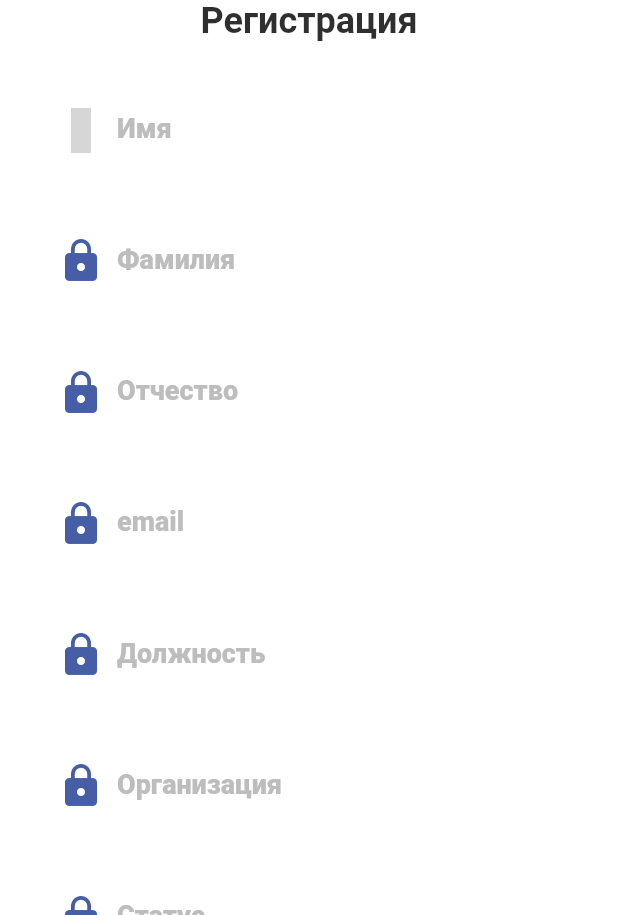
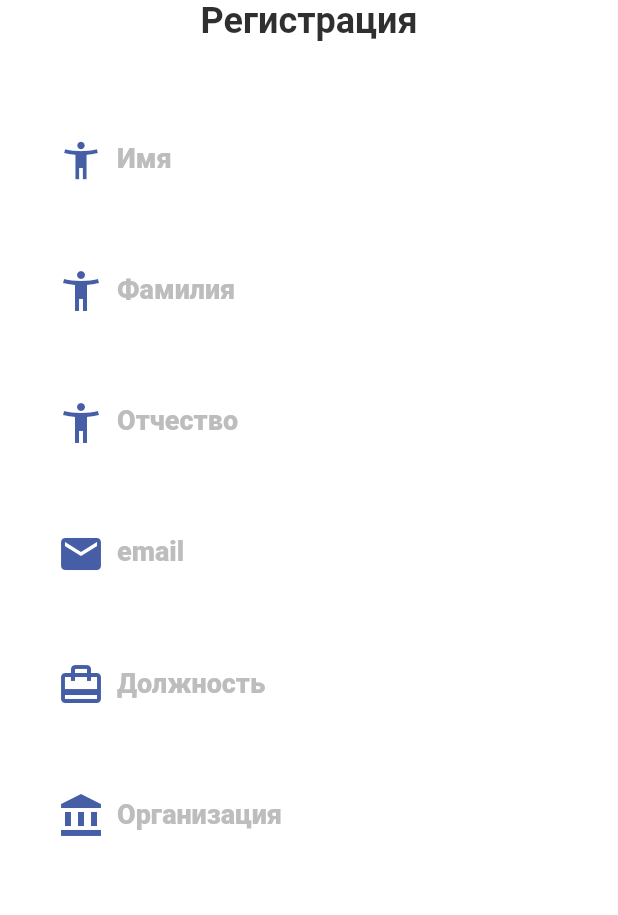
Before and after one commit to NastyaZiss/meet, a Flutter app: the screen it shows after launch, on a phone screen of 412 x 824 dp, the part 321-1236 px from its top. Run offline on Flutter 3.47's test engine with Material 2 defaults, Android fonts, the phone set to English and light mode, and no system bars; our stand-ins replace get; grey boxes are pictures that could not be loaded.

Commit message:
Сделала регистрация дизайн

```diff
--- a/lib/screen/registr_screen.dart
+++ b/lib/screen/registr_screen.dart
@@ -44,6 +44,7 @@ class _RegistrScreenState extends State<RegistrScreen> {
                       SizedBox(height: 46,),
                       Center(child: ImageIcon(logo_registr, size: 90,color:AppColors.blue)),
                       Text("Регистрация",style: AppStyleText.textStyle_1,),
+                      SizedBox(height: 20,),
                       Container(
                         child: Column(
                           children: [
@@ -61,7 +62,7 @@ class _RegistrScreenState extends State<RegistrScreen> {
                                         ),
                                         decoration: InputDecoration(
                                           border: InputBorder.none,
-                                          prefixIcon: Icon(Icons.accesi,color: AppColors.blue,size: 30,),
+                                          prefixIcon: Icon(Icons.accessibility_new,color: AppColors.blue,size: 30,),
                                           labelText: "Имя",
                                           labelStyle: TextStyle(
                                             fontSize: 18,
@@ -82,7 +83,7 @@ class _RegistrScreenState extends State<RegistrScreen> {
                                         ),
                                         decoration: InputDecoration(
                                           border: InputBorder.none,
-                                          prefixIcon: Icon(Icons.lock,color: AppColors.blue,size: 32,),
+                                          prefixIcon: Icon(Icons.accessibility_new,color: AppColors.blue,size: 32,),
                                           labelText: "Фамилия",
                                           labelStyle: TextStyle(
                                             fontSize: 18,
@@ -103,7 +104,7 @@ class _RegistrScreenState extends State<RegistrScreen> {
                                         ),
                                         decoration: InputDecoration(
                                           border: InputBorder.none,
-                                          prefixIcon: Icon(Icons.lock,color: AppColors.blue,size: 32,),
+                                          prefixIcon: Icon(Icons.accessibility_new,color: AppColors.blue,size: 32,),
                                           labelText: "Отчество",
                                           labelStyle: TextStyle(
                                             fontSize: 18,
@@ -124,7 +125,7 @@ class _RegistrScreenState extends State<RegistrScreen> {
                                         ),
                                         decoration: InputDecoration(
                                           border: InputBorder.none,
-                                          prefixIcon: Icon(Icons.lock,color: AppColors.blue,size: 32,),
+                                          prefixIcon: Icon(Icons.email,color: AppColors.blue,size: 32,),
                                           labelText: "email",
                                           labelStyle: TextStyle(
                                             fontSize: 18,
@@ -145,7 +146,7 @@ class _RegistrScreenState extends State<RegistrScreen> {
                                         ),
                                         decoration: InputDecoration(
                                           border: InputBorder.none,
-                                          prefixIcon: Icon(Icons.lock,color: AppColors.blue,size: 32,),
+                                          prefixIcon: Icon(Icons.card_travel,color: AppColors.blue,size: 32,),
                                           labelText: "Должность",
                                           labelStyle: TextStyle(
                                             fontSize: 18,
@@ -166,7 +167,7 @@ class _RegistrScreenState extends State<RegistrScreen> {
                                         ),
                                         decoration: InputDecoration(
                                           border: InputBorder.none,
-                                          prefixIcon: Icon(Icons.lock,color: AppColors.blue,size: 32,),
+                                          prefixIcon: Icon(Icons.account_balance,color: AppColors.blue,size: 32,),
                                           labelText: "Организация",
                                           labelStyle: TextStyle(
                                             fontSize: 18,
@@ -187,7 +188,7 @@ class _RegistrScreenState extends State<RegistrScreen> {
                                         ),
                                         decoration: InputDecoration(
                                           border: InputBorder.none,
-                                          prefixIcon: Icon(Icons.lock,color: AppColors.blue,size: 32,),
+                                          prefixIcon: Icon(Icons.person_outline,color: AppColors.blue,size: 32,),
                                           labelText: "Статус",
                                           labelStyle: TextStyle(
                                             fontSize: 18,
@@ -218,6 +219,7 @@ class _RegistrScreenState extends State<RegistrScreen> {
                                         ),
                                       ),
                                     ),
+                                    SizedBox(height: 30,),
                                     Padding(
                                       padding: const EdgeInsets.all(3.0),
                                       child: SizedBox(height: 55,
@@ -229,23 +231,23 @@ class _RegistrScreenState extends State<RegistrScreen> {
                                             fixedSize: Size.fromWidth(100),
                                             padding: EdgeInsets.all(5),
                                           ),
-                                          child: Text("Войти"),
+                                          child: Text("Зарегестрироваться"),
                                           onPressed: () {
                                             //Code Here
                                           },
                                         ),
                                       ),
                                     ),
-                                    SizedBox(height: 10,),
-                                    Row(
-                                      mainAxisAlignment: MainAxisAlignment.center,
-                                      children: [
-                                        Text(
-                                          "У вас еще нет аккаунта? ",
-                                          style: AppStyleText.textStyle_black,),
-                                        Text("Зарегестрироваться",
-                                          style: AppStyleText.textStyle_blue,),
-                                      ],)
+                                    SizedBox(height: 20,),
+                                    // Row(
+                                    //   mainAxisAlignment: MainAxisAlignment.center,
+                                    //   children: [
+                                    //     Text(
+                                    //       "У вас еще нет аккаунта? ",
+                                    //       style: AppStyleText.textStyle_black,),
+                                    //     Text("Зарегестрироваться",
+                                    //       style: AppStyleText.textStyle_blue,),
+                                    //   ],)
                                   ],
                                 ),
                               ),
```
